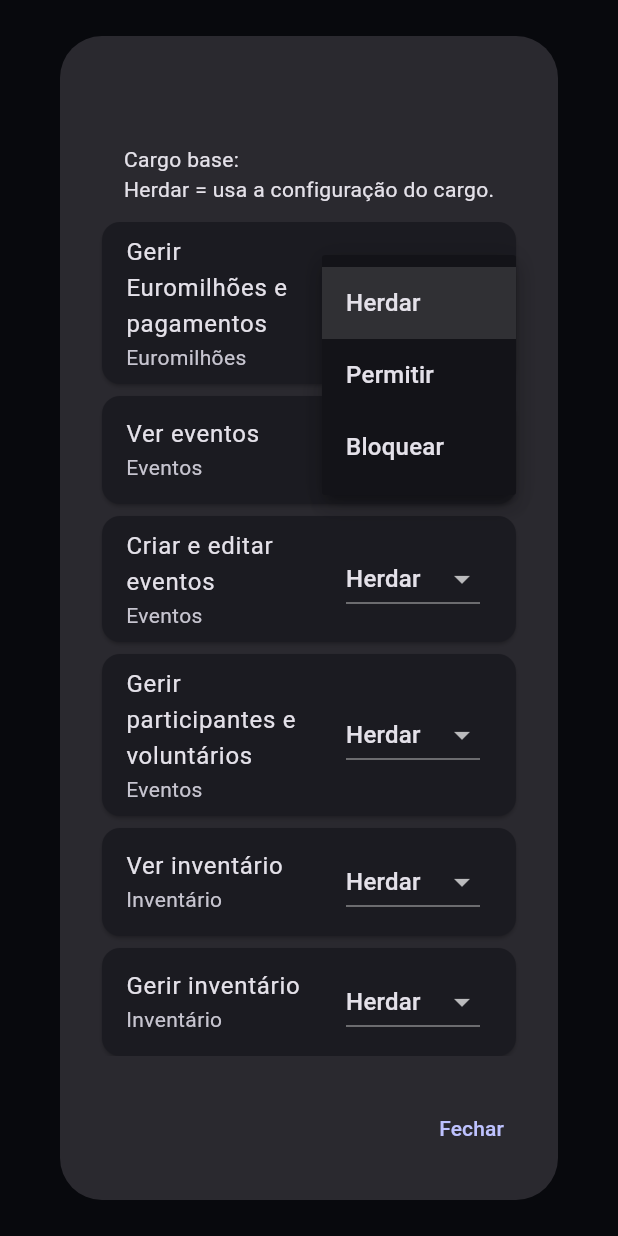
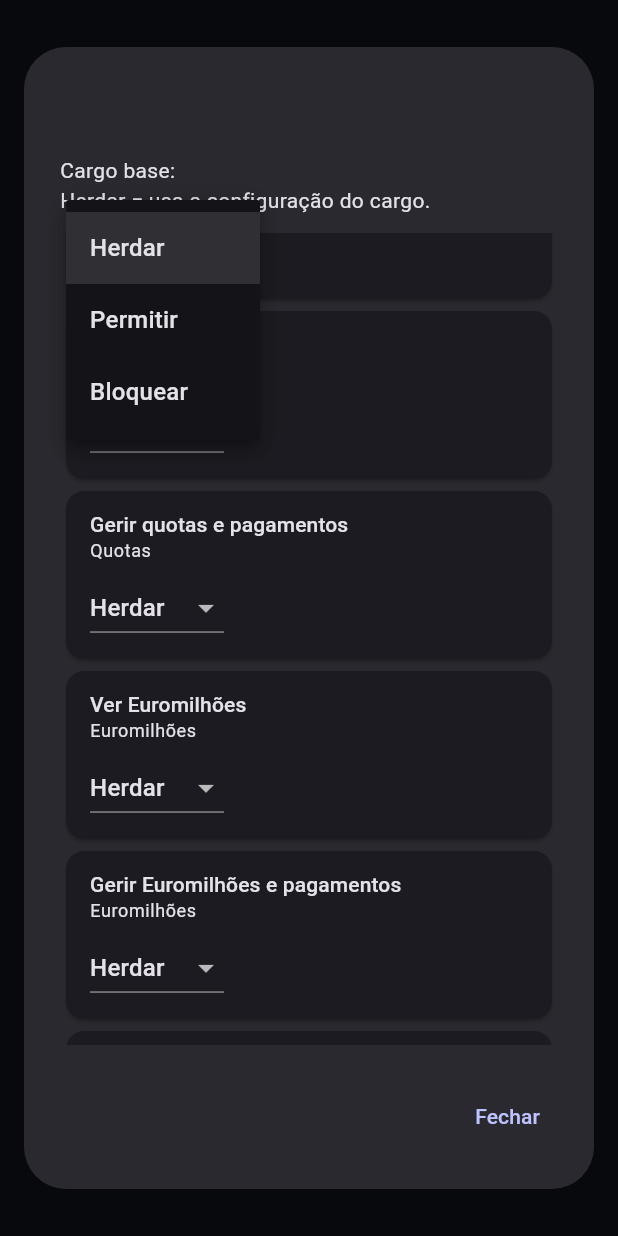
Before and after one commit to Slake88/bob-manager-v1-dev, a Flutter app: the _UserPermissionDialog widget shown alone on an empty page, opened directly with empty values, scrolled down 1152 dp, after a tap on "Herdar", on a phone screen of 412 x 824 dp. Run offline on Flutter 3.47's test engine with Material 3 defaults, Android fonts, the phone set to English and light mode, and no system bars; our stand-ins replace file_picker, supabase_flutter; accounts and stored records are empty.

Commit message:
RC1: tornar gestão de permissões mobile-first

```diff
--- a/apps/mobile/lib/screens/permissions_screen.dart
+++ b/apps/mobile/lib/screens/permissions_screen.dart
@@ -26,24 +26,37 @@ class _PermissionsScreenState extends State<PermissionsScreen> {
     _future = Future.wait([
       _repository.roleMatrix(),
       _repository.users(),
-    ]).then((values) => _PermissionsData(
+    ]).then(
+      (values) => _PermissionsData(
         matrix: values[0] as Map<String, Map<String, bool>>,
         users: List<Map<String, dynamic>>.from(values[1] as List),
-        ));
+      ),
+    );
   }
 
-  Future<void> _setRolePermission(AppPermission permission, bool value) async {
+  Future<void> _setRolePermission(
+    AppPermission permission,
+    bool value,
+  ) async {
+    try {
       await _repository.setRolePermission(
         roleKey: _role,
         permission: permission,
         allowed: value,
       );
       if (mounted) setState(_reload);
+    } catch (error) {
+      if (!mounted) return;
+      ScaffoldMessenger.of(context).showSnackBar(
+        SnackBar(content: Text('$error')),
+      );
+    }
   }
 
   Future<void> _openUser(Map<String, dynamic> user) async {
     final profileId = user['profile_id'].toString();
     setState(() => _selectedProfile = profileId);
+    try {
       final overrides = await _repository.userOverrides(profileId);
       if (!mounted) return;
       await showDialog<void>(
@@ -54,11 +67,19 @@ class _PermissionsScreenState extends State<PermissionsScreen> {
           initialOverrides: overrides,
         ),
       );
+    } catch (error) {
+      if (mounted) {
+        ScaffoldMessenger.of(context).showSnackBar(
+          SnackBar(content: Text('$error')),
+        );
+      }
+    } finally {
       if (mounted) {
         setState(() {
           _selectedProfile = null;
           _reload();
         });
+      }
     }
   }
 
@@ -75,6 +96,7 @@ class _PermissionsScreenState extends State<PermissionsScreen> {
           if (!snapshot.hasData) {
             return const Center(child: CircularProgressIndicator());
           }
+
           final data = snapshot.data!;
           final roleValues = data.matrix[_role] ?? const <String, bool>{};
           final grouped = <String, List<AppPermission>>{};
@@ -90,7 +112,10 @@ class _PermissionsScreenState extends State<PermissionsScreen> {
                   child: TabBar(
                     tabs: [
                       Tab(text: 'Por cargo', icon: Icon(Icons.badge_outlined)),
-                      Tab(text: 'Por utilizador', icon: Icon(Icons.person_outline)),
+                      Tab(
+                        text: 'Por utilizador',
+                        icon: Icon(Icons.person_outline),
+                      ),
                     ],
                   ),
                 ),
@@ -102,7 +127,9 @@ class _PermissionsScreenState extends State<PermissionsScreen> {
                         children: [
                           const Card(
                             child: ListTile(
-                              leading: Icon(Icons.admin_panel_settings_outlined),
+                              leading: Icon(
+                                Icons.admin_panel_settings_outlined,
+                              ),
                               title: Text('Super Admin'),
                               subtitle: Text(
                                 'Tem sempre acesso total. As suas permissões não podem ser removidas.',
@@ -112,22 +139,40 @@ class _PermissionsScreenState extends State<PermissionsScreen> {
                           const SizedBox(height: 8),
                           DropdownButtonFormField<String>(
                             initialValue: _role,
-                            decoration: const InputDecoration(labelText: 'Cargo / perfil'),
+                            decoration: const InputDecoration(
+                              labelText: 'Cargo / perfil',
+                            ),
                             items: _roles
-                                .map((role) => DropdownMenuItem(
+                                .map(
+                                  (role) => DropdownMenuItem(
                                     value: role.key,
                                     child: Text(role.label),
-                                    ))
+                                  ),
+                                )
                                 .toList(),
                             onChanged: (value) {
-                              if (value != null) setState(() => _role = value);
+                              if (value != null) {
+                                setState(() => _role = value);
+                              }
                             },
                           ),
-                          const SizedBox(height: 16),
+                          const SizedBox(height: 12),
+                          const Card(
+                            child: ListTile(
+                              leading: Icon(Icons.sync_outlined),
+                              title: Text('Aplicação das alterações'),
+                              subtitle: Text(
+                                'Os utilizadores recebem a nova matriz ao iniciar sessão ou ao carregar em Atualizar permissões.',
+                              ),
+                            ),
+                          ),
+                          const SizedBox(height: 8),
                           for (final entry in grouped.entries)
                             Card(
                               child: ExpansionTile(
-                                initiallyExpanded: entry.key == 'Tesouraria' || entry.key == 'Eventos',
+                                initiallyExpanded:
+                                    entry.key == 'Tesouraria' ||
+                                    entry.key == 'Eventos',
                                 title: Text(entry.key),
                                 subtitle: Text(
                                   '${entry.value.where((p) => roleValues[p.key] == true).length} de ${entry.value.length} permissões ativas',
@@ -136,9 +181,13 @@ class _PermissionsScreenState extends State<PermissionsScreen> {
                                   for (final permission in entry.value)
                                     SwitchListTile.adaptive(
                                       title: Text(permission.label),
-                                      value: roleValues[permission.key] == true,
+                                      value:
+                                          roleValues[permission.key] == true,
                                       onChanged: (value) =>
-                                          _setRolePermission(permission, value),
+                                          _setRolePermission(
+                                        permission,
+                                        value,
+                                      ),
                                     ),
                                 ],
                               ),
@@ -159,22 +208,43 @@ class _PermissionsScreenState extends State<PermissionsScreen> {
                           ),
                           const SizedBox(height: 8),
                           if (data.users.isEmpty)
-                            const Card(child: ListTile(title: Text('Sem utilizadores ativos.')))
+                            const Card(
+                              child: ListTile(
+                                title: Text('Sem utilizadores ativos.'),
+                              ),
+                            )
                           else
                             for (final user in data.users)
                               Card(
                                 child: ListTile(
-                                  leading: const CircleAvatar(child: Icon(Icons.person_outline)),
-                                  title: Text(user['full_name']?.toString() ?? 'Utilizador'),
-                                  subtitle: Text(_roleLabel(user['access_role']?.toString() ?? 'member')),
-                                  trailing: _selectedProfile == user['profile_id']?.toString()
+                                  leading: const CircleAvatar(
+                                    child: Icon(Icons.person_outline),
+                                  ),
+                                  title: Text(
+                                    user['full_name']?.toString() ??
+                                        'Utilizador',
+                                  ),
+                                  subtitle: Text(
+                                    _roleLabel(
+                                      user['access_role']?.toString() ??
+                                          'member',
+                                    ),
+                                  ),
+                                  trailing: _selectedProfile ==
+                                          user['profile_id']?.toString()
                                       ? const SizedBox(
                                           width: 24,
                                           height: 24,
-                                          child: CircularProgressIndicator(strokeWidth: 2),
+                                          child: CircularProgressIndicator(
+                                            strokeWidth: 2,
+                                          ),
                                         )
+                                      : user['access_role']?.toString() ==
+                                              'super_admin'
+                                          ? const Icon(Icons.lock_outline)
                                           : const Icon(Icons.chevron_right),
-                                  onTap: user['access_role']?.toString() == 'super_admin'
+                                  onTap: user['access_role']?.toString() ==
+                                          'super_admin'
                                       ? null
                                       : () => _openUser(user),
                                 ),
@@ -205,7 +275,8 @@ class _UserPermissionDialog extends StatefulWidget {
   final Map<String, bool> initialOverrides;
 
   @override
-  State<_UserPermissionDialog> createState() => _UserPermissionDialogState();
+  State<_UserPermissionDialog> createState() =>
+      _UserPermissionDialogState();
 }
 
 class _UserPermissionDialogState extends State<_UserPermissionDialog> {
@@ -226,6 +297,7 @@ class _UserPermissionDialogState extends State<_UserPermissionDialog> {
         permission: permission,
         allowed: value,
       );
+      if (!mounted) return;
       setState(() {
         if (value == null) {
           _overrides.remove(permission.key);
@@ -234,24 +306,36 @@ class _UserPermissionDialogState extends State<_UserPermissionDialog> {
         }
         _saving = false;
       });
-    } catch (_) {
-      if (mounted) setState(() => _saving = false);
-      rethrow;
+    } catch (error) {
+      if (!mounted) return;
+      setState(() => _saving = false);
+      ScaffoldMessenger.of(context).showSnackBar(
+        SnackBar(content: Text('$error')),
+      );
     }
   }
 
   @override
   Widget build(BuildContext context) {
+    final screenSize = MediaQuery.sizeOf(context);
+    final dialogHeight = (screenSize.height * 0.72).clamp(360.0, 620.0);
+
     return AlertDialog(
+      insetPadding: const EdgeInsets.symmetric(horizontal: 16, vertical: 24),
       title: Text(widget.user['full_name']?.toString() ?? 'Utilizador'),
-      content: SizedBox(
-        width: 650,
-        height: 620,
+      content: ConstrainedBox(
+        constraints: const BoxConstraints(maxWidth: 650),
+        child: SizedBox(
+          width: screenSize.width,
+          height: dialogHeight,
           child: Column(
             children: [
-            Text(
+              Align(
+                alignment: Alignment.centerLeft,
+                child: Text(
                   'Cargo base: ${_roleLabel(widget.user['access_role']?.toString() ?? 'member')}\n'
                   'Herdar = usa a configuração do cargo.',
+                ),
               ),
               const SizedBox(height: 12),
               Expanded(
@@ -259,20 +343,68 @@ class _UserPermissionDialogState extends State<_UserPermissionDialog> {
                   children: [
                     for (final permission in AppPermission.values)
                       Card(
-                      child: ListTile(
-                        title: Text(permission.label),
-                        subtitle: Text(permission.module),
-                        trailing: DropdownButton<bool?>(
+                        child: LayoutBuilder(
+                          builder: (context, constraints) {
+                            final narrow = constraints.maxWidth < 430;
+                            final selector = DropdownButton<bool?>(
                               value: _overrides.containsKey(permission.key)
                                   ? _overrides[permission.key]
                                   : null,
                               items: const [
-                            DropdownMenuItem<bool?>(value: null, child: Text('Herdar')),
-                            DropdownMenuItem<bool?>(value: true, child: Text('Permitir')),
-                            DropdownMenuItem<bool?>(value: false, child: Text('Bloquear')),
+                                DropdownMenuItem<bool?>(
+                                  value: null,
+                                  child: Text('Herdar'),
+                                ),
+                                DropdownMenuItem<bool?>(
+                                  value: true,
+                                  child: Text('Permitir'),
+                                ),
+                                DropdownMenuItem<bool?>(
+                                  value: false,
+                                  child: Text('Bloquear'),
+                                ),
                               ],
-                          onChanged: _saving ? null : (value) => _set(permission, value),
+                              onChanged: _saving
+                                  ? null
+                                  : (value) => _set(permission, value),
+                            );
+
+                            if (narrow) {
+                              return Padding(
+                                padding: const EdgeInsets.fromLTRB(
+                                  16,
+                                  12,
+                                  16,
+                                  10,
                                 ),
+                                child: Column(
+                                  crossAxisAlignment: CrossAxisAlignment.start,
+                                  children: [
+                                    Text(
+                                      permission.label,
+                                      style: Theme.of(context)
+                                          .textTheme
+                                          .titleSmall,
+                                    ),
+                                    Text(
+                                      permission.module,
+                                      style: Theme.of(context)
+                                          .textTheme
+                                          .bodySmall,
+                                    ),
+                                    const SizedBox(height: 6),
+                                    selector,
+                                  ],
+                                ),
+                              );
+                            }
+
+                            return ListTile(
+                              title: Text(permission.label),
+                              subtitle: Text(permission.module),
+                              trailing: selector,
+                            );
+                          },
                         ),
                       ),
                   ],
@@ -281,8 +413,12 @@ class _UserPermissionDialogState extends State<_UserPermissionDialog> {
             ],
           ),
         ),
+      ),
       actions: [
-        TextButton(onPressed: () => Navigator.pop(context), child: const Text('Fechar')),
+        TextButton(
+          onPressed: () => Navigator.pop(context),
+          child: const Text('Fechar'),
+        ),
       ],
     );
   }
@@ -290,12 +426,14 @@ class _UserPermissionDialogState extends State<_UserPermissionDialog> {
 
 class _PermissionsData {
   const _PermissionsData({required this.matrix, required this.users});
+
   final Map<String, Map<String, bool>> matrix;
   final List<Map<String, dynamic>> users;
 }
 
 class _RoleOption {
   const _RoleOption(this.key, this.label);
+
   final String key;
   final String label;
 }
```
Lines whose indentation alone changed are shown as unchanged.
